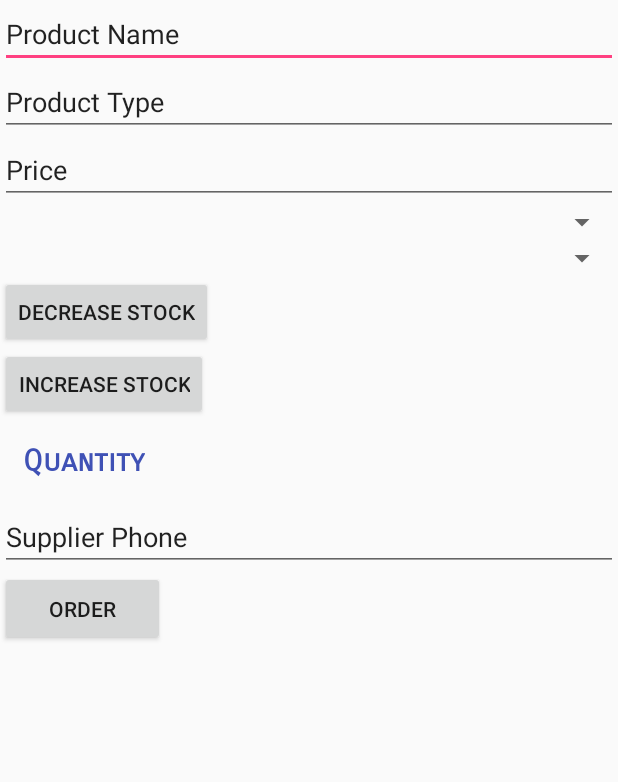
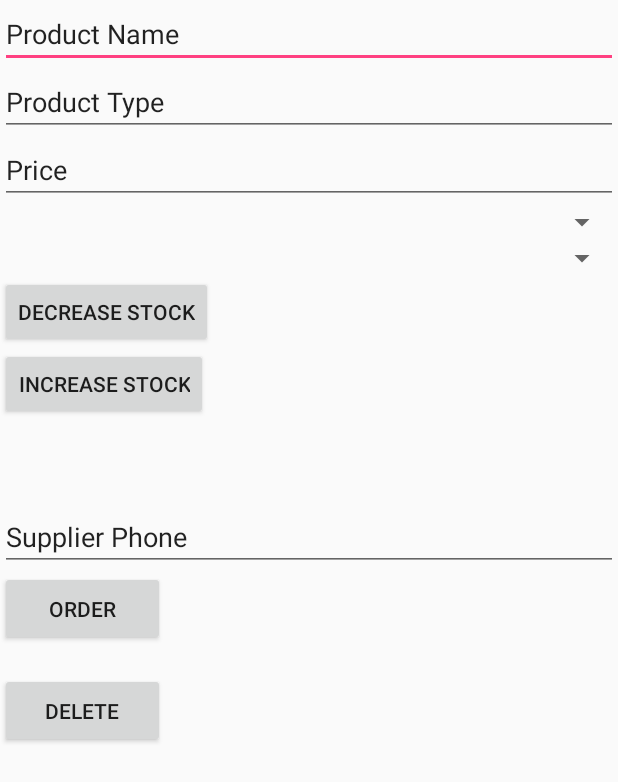
Before and after one commit to efehandanisman/ABNDP9InventoryApp, an Android app: the layout activity_inventorymanagement.xml on its own in the app's theme, with its tools: preview values and no code run, on a phone screen of 412 x 824 dp. Shown: the top 782 px of the screen. Run offline under Robolectric (Android 15) with nearby library versions, the phone set to English and light mode, and no system bars.

Commit message:
Another commit.

```diff
--- a/app/src/main/res/layout/activity_inventorymanagement.xml
+++ b/app/src/main/res/layout/activity_inventorymanagement.xml
@@ -1,60 +1,54 @@
 <?xml version="1.0" encoding="utf-8"?>
 <LinearLayout xmlns:android="http://schemas.android.com/apk/res/android"
+    xmlns:tools="http://schemas.android.com/tools"
     android:layout_width="match_parent"
     android:layout_height="wrap_content"
-    xmlns:tools="http://schemas.android.com/tools"
-    tools:context=".InventoryActivity"
-    android:orientation="vertical">
-
+    android:orientation="vertical"
+    tools:context=".InventoryActivity">
 
 
     <EditText
-        android:text="Product Name"
+        android:id="@+id/edit_prod_name"
         android:layout_width="match_parent"
         android:layout_height="match_parent"
-         android:id="@+id/edit_prod_name"/>
+        android:text="Product Name" />
 
     <EditText
-        android:text="Product Type"
+        android:id="@+id/edit_type"
         android:layout_width="match_parent"
         android:layout_height="match_parent"
-        android:id="@+id/edit_type"/>
+        android:text="Product Type" />
 
     <EditText
-        android:text="Price"
+        android:id="@+id/price"
         android:layout_width="match_parent"
         android:layout_height="match_parent"
-        android:id="@+id/price"/>
+        android:text="Price" />
 
     <Spinner
+        android:id="@+id/spinner_stock"
         android:layout_width="match_parent"
-        android:layout_height="match_parent"
-        android:id="@+id/spinner_stock">
-    </Spinner>
+        android:layout_height="match_parent"></Spinner>
 
     <Spinner
+        android:id="@+id/spinner_discount"
         android:layout_width="match_parent"
-        android:layout_height="match_parent"
-        android:id="@+id/spinner_discount">
-    </Spinner>
-
+        android:layout_height="match_parent"></Spinner>
 
 
     <Button
         android:id="@+id/decrease_button"
         android:layout_width="wrap_content"
-        android:text="Decrease Stock"
         android:layout_height="wrap_content"
-     >
+        android:text="Decrease Stock">
 
     </Button>
 
     <Button
         android:id="@+id/increase_button"
         android:layout_width="wrap_content"
-        android:text="Increase Stock"
         android:layout_height="wrap_content"
-        >
+        android:text="Increase Stock">
 
     </Button>
 
@@ -64,16 +58,15 @@
         android:layout_height="wrap_content"
         android:fontFamily="sans-serif-smallcaps"
         android:padding="15dp"
-        android:text="Quantity"
         android:textColor="@color/colorPrimary"
         android:textSize="20sp"
         android:textStyle="bold" />
 
     <EditText
+        android:id="@+id/phone"
         android:layout_width="match_parent"
-        android:text="Supplier Phone"
         android:layout_height="match_parent"
-        android:id="@+id/phone"/>
+        android:text="Supplier Phone" />
 
     <Button
         android:id="@+id/order_button"
@@ -82,7 +75,17 @@
         android:layout_alignParentBottom="true"
         android:layout_centerHorizontal="true"
         android:layout_marginBottom="18dp"
-        android:text="order"
-         />
+        android:text="order" />
+
+
+    <Button
+        android:id="@+id/delete_prod"
+        android:layout_width="110dp"
+        android:layout_height="50dp"
+        android:layout_alignParentBottom="true"
+        android:layout_centerHorizontal="true"
+        android:layout_marginBottom="18dp"
+        android:text="delete" />
+
 
 </LinearLayout>
```
Also changed, not shown: app/src/main/java/com/example/android/abndp9inventoryapp/InventoryActivity.java (+5 -12 lines), app/src/main/java/com/example/android/abndp9inventoryapp/InventoryCursorAdapter.java (+7 -9 lines), app/src/main/java/com/example/android/abndp9inventoryapp/InventoryManagementActivity.java (+62 -67 lines), app/src/main/java/com/example/android/abndp9inventoryapp/data/InventoryDbHelper.java (+9 -4 lines), app/src/main/java/com/example/android/abndp9inventoryapp/data/InventoryProvider.java (+27 -35 lines), app/src/main/res/layout/activity_inventory.xml (+8 -11 lines), app/src/main/res/layout/list_item.xml (+10 -13 lines), app/src/main/res/values/strings.xml (+13 -1 lines).
